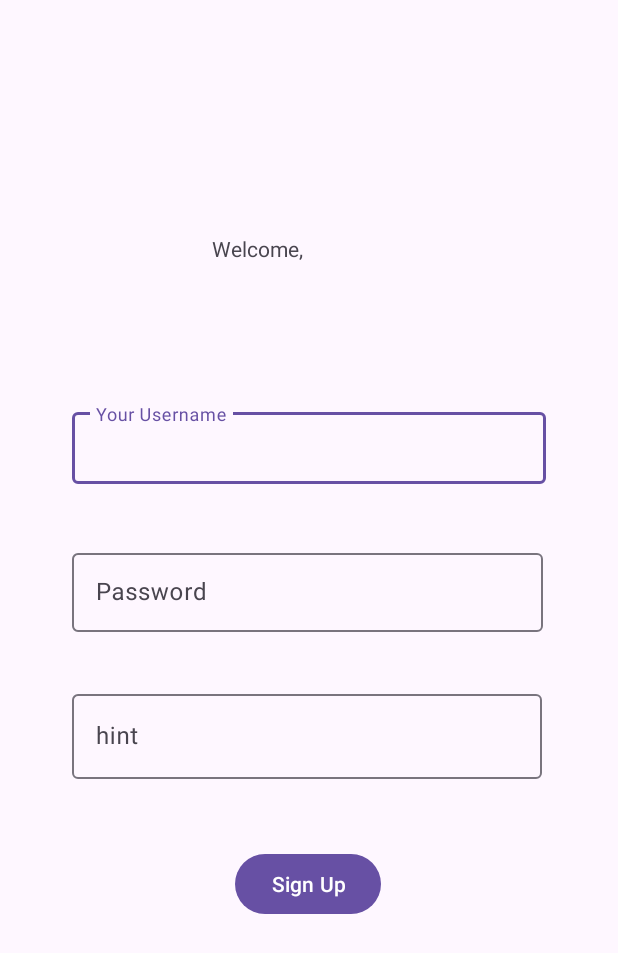
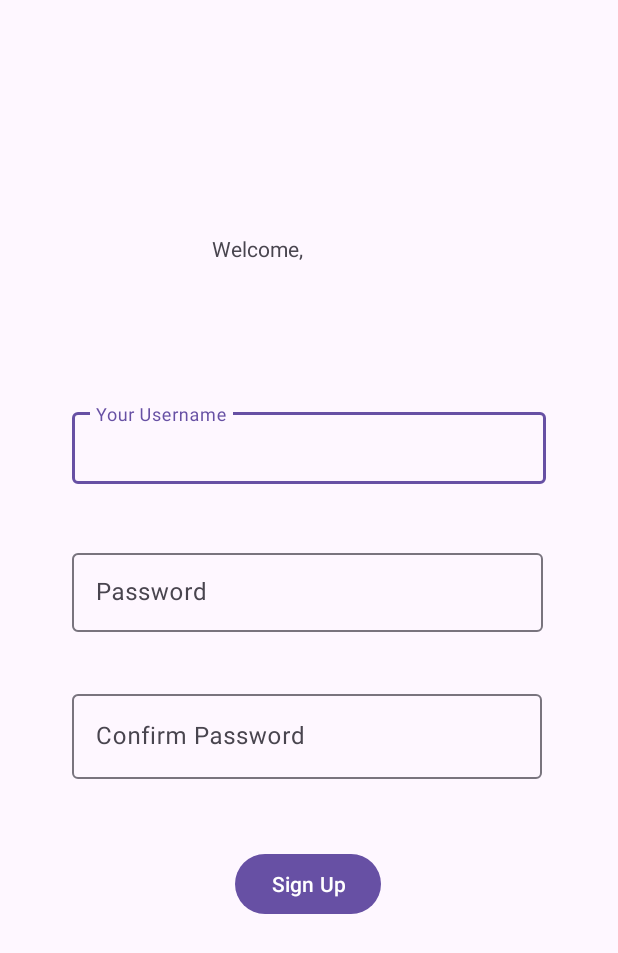
Before and after one commit to Sapt-pal/Cache, an Android app: the screen it shows after launch (greet), after a tap on "Proceed!", on a phone screen of 412 x 824 dp. Shown: the top 953 px of the screen. Run offline under Robolectric (Android 15) with nearby library versions, the phone set to English and light mode, and no system bars.

Commit message:
referenced all interactive layout elements from signUp.xml in greet.java, added eventListener for signUp button

```diff
--- a/app/src/main/java/com/example/cache/greet.java
+++ b/app/src/main/java/com/example/cache/greet.java
@@ -1,8 +1,17 @@
 package com.example.cache;
 import android.os.Bundle;
+import android.view.View;
+import android.widget.Button;
+import android.widget.EditText;
 import android.widget.TextView;
+import android.widget.Toast;
+
 import androidx.appcompat.app.AppCompatActivity;
 public class greet extends AppCompatActivity {
+
+    Button signUpBtn;
+    EditText userName, password, confirmPswd;
+
     @Override
     protected void onCreate(Bundle savedInstanceState) {
         super.onCreate(savedInstanceState);
@@ -11,5 +20,16 @@ public class greet extends AppCompatActivity {
         TextView welcomeText = findViewById(R.id.greetMsg);
         String name = getIntent().getStringExtra("username");
         welcomeText.setText("Welcome, "+name);
+
+        signUpBtn = findViewById(R.id.signUpBtn);
+        userName = findViewById(R.id.userName);
+        password = findViewById(R.id.password);
+        confirmPswd = findViewById(R.id.confirmPswd);
+    }
+
+    //button onClick method
+    public void signUp(View view) {
+        String name = userName.getText().toString();
+        Toast.makeText(this, "Signing in " + name + " ...", Toast.LENGTH_SHORT).show();
     }
 }
--- a/app/src/main/res/layout/signup.xml
+++ b/app/src/main/res/layout/signup.xml
@@ -27,6 +27,7 @@
         app:layout_constraintTop_toBottomOf="@+id/greetMsg">
 
         <com.google.android.material.textfield.TextInputEditText
+            android:id="@+id/userName"
             android:layout_width="match_parent"
             android:layout_height="48dp"
             android:hint="@string/userName" />
@@ -43,6 +44,7 @@
         app:layout_constraintTop_toBottomOf="@+id/textInputLayout2">
 
         <com.google.android.material.textfield.TextInputEditText
+            android:id="@+id/password"
             android:layout_width="match_parent"
             android:layout_height="wrap_content"
             android:hint="@string/password" />
@@ -54,6 +56,7 @@
         android:layout_width="wrap_content"
         android:layout_height="wrap_content"
         android:layout_marginTop="144dp"
+        android:onClick="signUp"
         android:text="@string/signUp_Btn"
         app:layout_constraintEnd_toEndOf="@+id/textInputLayout3"
         app:layout_constraintStart_toStartOf="@+id/textInputLayout3"
@@ -69,8 +72,9 @@
         app:layout_constraintTop_toBottomOf="@+id/textInputLayout3">
 
         <com.google.android.material.textfield.TextInputEditText
+            android:id="@+id/confirmPswd"
             android:layout_width="match_parent"
             android:layout_height="wrap_content"
-            android:hint="hint" />
+            android:hint="@string/confirm_password" />
     </com.google.android.material.textfield.TextInputLayout>
 </androidx.constraintlayout.widget.ConstraintLayout>
--- a/app/src/main/res/values-night/strings.xml
+++ b/app/src/main/res/values-night/strings.xml
@@ -5,4 +5,5 @@
     <string name="greeting_msg">Greetings!</string>
     <string name="confirm_pswd">Confirm password</string>
     <string name="signUp_Btn">Sign Up</string>
+    <string name="confirm_password">Confirm Password</string>
 </resources>
--- a/app/src/main/res/values/strings.xml
+++ b/app/src/main/res/values/strings.xml
@@ -11,4 +11,5 @@
     <string name="login_btn">Login</string>
     <string name="confirm_pswd">Confirm password</string>
     <string name="signUp_Btn">Sign Up</string>
+    <string name="confirm_password">Confirm Password</string>
 </resources>
```
Also changed, not shown: app/src/main/AndroidManifest.xml (+9 -0 lines).
